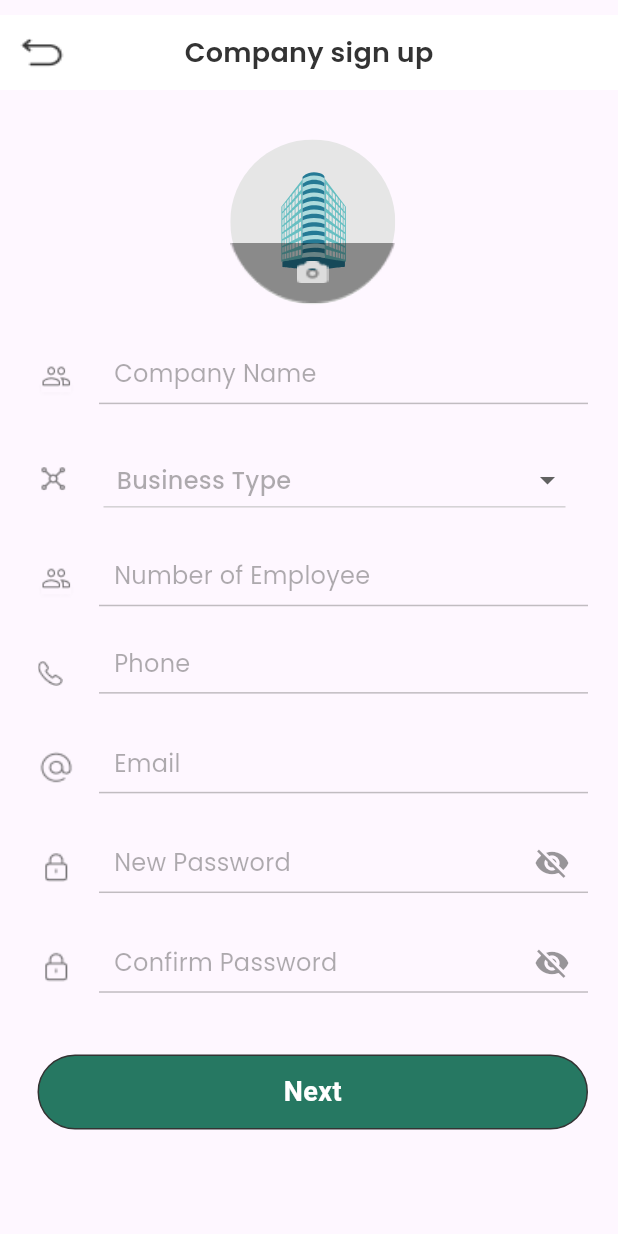
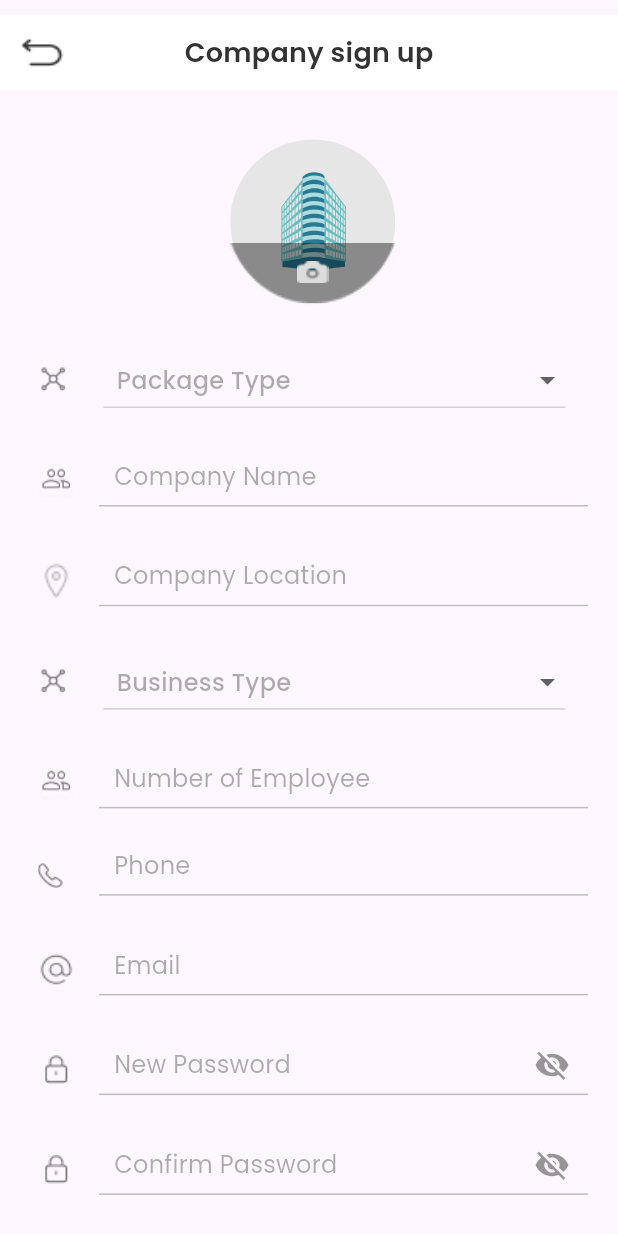
Before and after one commit to jibika52/jibika_plexus, a Flutter app: the CompanyRegistrationScreen screen opened directly, on a phone screen of 412 x 824 dp. Run offline on Flutter 3.47's test engine with Material 3 defaults, Android fonts, the phone set to English and light mode, and no system bars; our stand-ins replace animated_notch_bottom_bar, country_picker, fl_chart, flutter_svg, get_storage, google_fonts and 3 more; accounts and stored records are empty; statements that could not run were skipped; project files that could hold a hidden picture were left out.

Commit message:
Company Registration Added 2 field

```diff
--- a/lib/View/Auth/CompanyRegistrationFormScreen/company_registration_form_screen.dart
+++ b/lib/View/Auth/CompanyRegistrationFormScreen/company_registration_form_screen.dart
@@ -1,7 +1,11 @@
+
+import 'dart:io';
+
 import 'package:country_picker/country_picker.dart';
 import 'package:flutter/material.dart';
 import 'package:flutter_svg/svg.dart';
 import 'package:google_fonts/google_fonts.dart';
+import 'package:image_picker/image_picker.dart';
 import 'package:jibika_plexus/CustomWidget/CustomAppBar/CustomDefaultAppBar/custom_default_app_bar.dart';
 import 'package:jibika_plexus/CustomWidget/CustomButton/custom_button.dart';
 import 'package:jibika_plexus/CustomWidget/CustomImage/custom_image.dart';
@@ -29,6 +33,18 @@ class _CompanyRegistrationScreenState extends State<CompanyRegistrationScreen> {
   TextEditingController _companyNumberController = TextEditingController();
   TextEditingController _companyEmailController = TextEditingController();
   final _fromKey=GlobalKey<FormState>();
+  File ? _image;
+
+  final picker = ImagePicker();
+  ///NID font
+  Future getImageFromGallery() async {
+    final pickedFile = await picker.pickImage(source: ImageSource.gallery);
+    setState(() {
+      if (pickedFile != null) {
+        _image = File(pickedFile.path);
+      }
+    });
+  }
   @override
   Widget build(BuildContext context) {
     double h = MediaQuery.of(context).size.height;
@@ -59,18 +75,26 @@ class _CompanyRegistrationScreenState extends State<CompanyRegistrationScreen> {
                   SizedBox(height: h * 0.04),
                   Stack(
                     children: [
-                      ClipRRect(
+                      InkWell(
+                        onTap: () {
+                          getImageFromGallery();
+                        },
+                        child: ClipRRect(
                           borderRadius: BorderRadius.circular(100),
                           child: Container(
                             height: 110,
                             width: 110,
                             color: CompanyProfileDefaultColor,
                             padding: EdgeInsets.all(20),
-                          child: SvgPicture.asset(
+                            child:_image==null? SvgPicture.asset(
                               'Assets/svgImage/company_image.svg',
                               height: 67.0,
                               width: 67.0,
                               allowDrawingOutsideViewBox: true,
+                            ):   ClipRRect(
+                                borderRadius: BorderRadius.circular(10),
+                                child: Image.file(_image!.renameSync(_image!.path),
+                                  fit: BoxFit.fill,)),
                           ),
                         ),
                       ),
@@ -112,11 +136,80 @@ class _CompanyRegistrationScreenState extends State<CompanyRegistrationScreen> {
                     ],
                   ),
                   SizedBox(height: h * 0.02),
+                  Container(
+                    height: 60,
+                    width: double.infinity,
+                    child: Row(
+                      children: [
+                        Container(
+                          padding: const EdgeInsets.only(right: 8.0, top: 7),
+                          child: Image.asset(
+                            "Assets/Icons/crbuisness.png",
+                            height: 21,
+                            width: 21,
+                            fit: BoxFit.fill,
+                            color: Main_Theme_textColor.withOpacity(0.6),
+                          ),
+                        ),
+                        Expanded(
+                          child: Container(
+                            margin: EdgeInsets.only(top: 10),
+                            height: 50,
+                            width: double.infinity,
+                            padding: EdgeInsets.only(left: 15, right: 15),
+                            decoration: BoxDecoration(
+                              borderRadius: BorderRadius.circular(11),
+                              //   border: Border.all(color:icons_green_color,width: 2),
+                            ),
+                            child: IgnorePointer(
+                              ignoring: false,
+                              child: DropdownButton(
+                                enableFeedback: true,
+                                autofocus: false,
+                                isExpanded: true,
+                                hint: InkWell(
+                                    onTap: () {},
+                                    child: ColorCustomText(
+                                        fontSize: 16,
+                                        fontWeight: FontWeight.w500,
+                                        text: "  Package Type",
+                                        letterSpacing: 0.2,
+                                        textColor:
+                                        Main_Theme_textColor.withOpacity(0.4))),
+                                // Not necessary for Option 1
+                                value: busnessid,
+                                onChanged: (newValue) {
+                                  setState(() {
+                                    busnessid = newValue.toString();
+                                  });
+                                },
+                                items: busnessidlist.map((location) {
+                                  return DropdownMenuItem(
+                                    child: Text("${location ?? ""}"),
+                                    value: "${location}",
+                                  );
+                                }).toList(),
+                              ),
+                            ),
+                          ),
+                        ),
+                      ],
+                    ),
+                  ),
+                  SizedBox(height: h * 0.01),
                   JibikaCustomTextFromField(
                       controller: _companyNameController,
                       height: 50,
                       img: "Assets/Icons/crppol.png",
                       hinttext: "Company Name",
+                      keyboardType: TextInputType.text,
+                      obscureText: false),
+                  SizedBox(height: h * 0.02),
+                  JibikaCustomTextFromField(
+                      controller: _companyNameController,
+                      height: 50,
+                      img: "Assets/DashBoardIcons/location.png",
+                      hinttext: "Company Location",
                       keyboardType: TextInputType.text,
                       obscureText: false),
                   SizedBox(height: h * 0.02),
--- a/lib/View/Auth/LoginScreen/login_screen.dart
+++ b/lib/View/Auth/LoginScreen/login_screen.dart
@@ -15,6 +15,8 @@ import 'package:jibika_plexus/View/Auth/LoginScreen/login_screen_screen2.dart';
 import 'package:jibika_plexus/View/Auth/OtpScreen/otp_screen.dart';
 import 'package:jibika_plexus/View/HomeScreen/home_screen.dart';
 import 'package:marquee/marquee.dart';
+
+import '../../SplashScreen/main_splash_pageview_screen.dart';
 
 class LoginScreen extends StatefulWidget {
   const LoginScreen({super.key});
@@ -156,7 +158,7 @@ Future.delayed(Duration(
                                     width: 100,
                                     child: CustomButton(onTap: () {
 
-                                       Navigator.push(context, MaterialPageRoute(builder: (context) => LoginScreenSlide(),));
+                                       Navigator.push(context, MaterialPageRoute(builder: (context) => MainSplashPageViewScreen(),));
                                     }, text: "Info", button_text_fontSize: 15, button_height: 35, custom_button_collor: CustomButtonColor, button_text_color: Main_Theme_WhiteCollor, borderRadius: 50),
                                   ),
                                   SizedBox(width: 7,),
```
Also changed, not shown: lib/View/Auth/LoginScreen/login_screen_screen2.dart (+6 -1 lines), lib/View/SplashScreen/main_splash_pageview_screen.dart (+6 -4 lines), lib/View/SplashScreen/splash_screen1.dart (+4 -6 lines), Assets/DashBoardIcons/location.png (added). Lines whose indentation alone changed are shown as unchanged.
